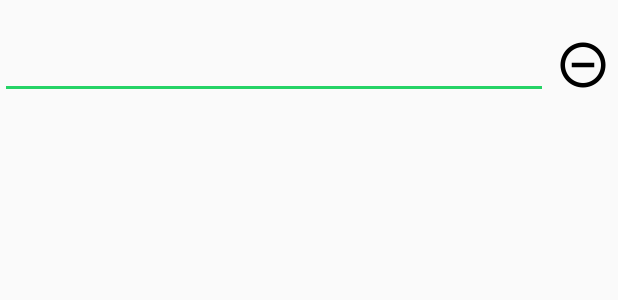
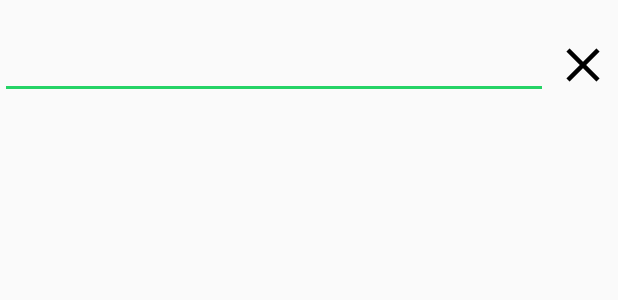
Before and after one commit to taxqwe/gruBot, an Android app: the layout item_vote_option.xml on its own in the app's theme, with its tools: preview values and no code run, on a phone screen of 412 x 824 dp. Shown: the top 300 px of the screen. Run offline under Robolectric (Android 15) with nearby library versions, the phone set to English and light mode, and no system bars.

Commit message:
Change VoteOption remove icon

```diff
--- a/app/src/main/res/layout/item_vote_option.xml
+++ b/app/src/main/res/layout/item_vote_option.xml
@@ -25,6 +25,6 @@
         android:paddingTop="25dp"
         android:paddingLeft="5dp"
         android:paddingRight="5dp"
-        android:src="@drawable/ic_remove_circle_outline_black_36dp" />
+        android:src="@drawable/ic_close_black_36dp" />
 
 </LinearLayout>
```
Also changed, not shown: app/src/main/res/drawable-hdpi/ic_close_black_36dp.png (added), app/src/main/res/drawable-hdpi/ic_remove_circle_outline_black_36dp.png (deleted), app/src/main/res/drawable-mdpi/ic_close_black_36dp.png (added), app/src/main/res/drawable-mdpi/ic_remove_circle_outline_black_36dp.png (deleted), app/src/main/res/drawable-xhdpi/ic_close_black_36dp.png (added), app/src/main/res/drawable-xhdpi/ic_remove_circle_outline_black_36dp.png (deleted), app/src/main/res/drawable-xxhdpi/ic_close_black_36dp.png (added), app/src/main/res/drawable-xxhdpi/ic_remove_circle_outline_black_36dp.png (deleted), app/src/main/res/drawable-xxxhdpi/ic_close_black_36dp.png (added), app/src/main/res/drawable-xxxhdpi/ic_remove_circle_outline_black_36dp.png (deleted).
